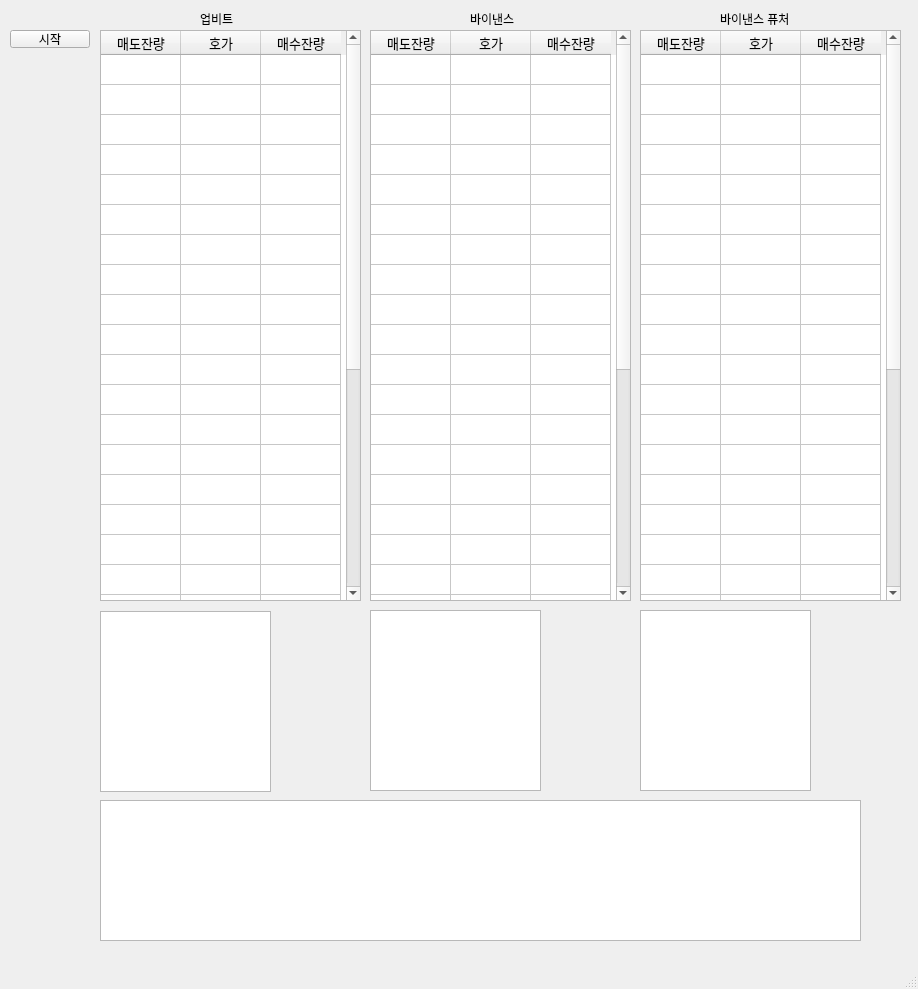
Old version of the form CDlgMain.ui in the repository marshallslee/cryptocurrency-quotes.
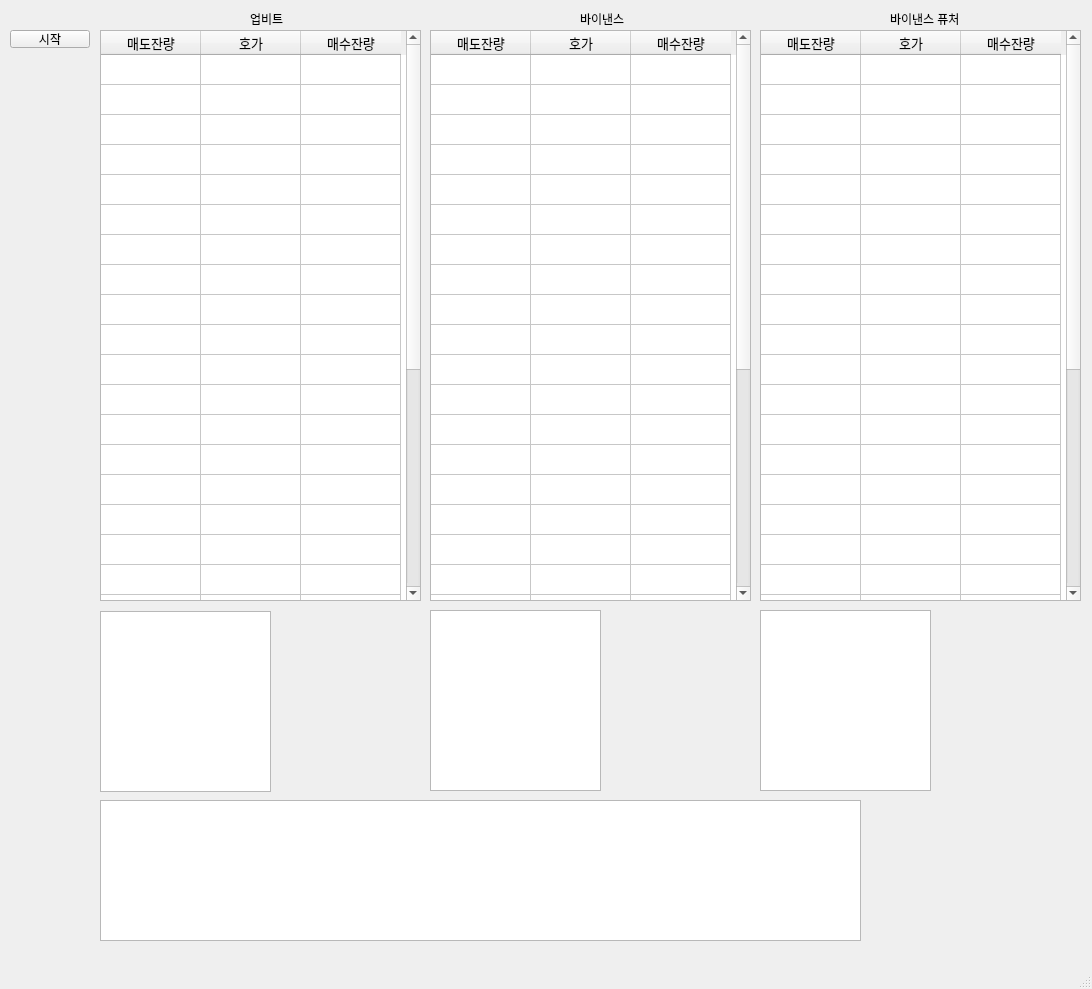
New version of the form.

Commit message: 호가창 각 컬럼 너비를 늘림

What changed in the file:
```diff
--- a/CDlgMain.ui
+++ b/CDlgMain.ui
@@ -6,7 +6,7 @@
    <rect>
     <x>0</x>
     <y>0</y>
-    <width>918</width>
+    <width>1092</width>
     <height>989</height>
    </rect>
   </property>
@@ -42,7 +42,7 @@
      <rect>
       <x>100</x>
       <y>30</y>
-      <width>261</width>
+      <width>321</width>
       <height>571</height>
      </rect>
     </property>
@@ -57,8 +57,11 @@
     <attribute name="horizontalHeaderVisible">
      <bool>true</bool>
     </attribute>
+    <attribute name="horizontalHeaderMinimumSectionSize">
+     <number>100</number>
+    </attribute>
     <attribute name="horizontalHeaderDefaultSectionSize">
-     <number>80</number>
+     <number>100</number>
     </attribute>
     <attribute name="verticalHeaderVisible">
      <bool>false</bool>
@@ -112,9 +115,9 @@
    <widget class="QTableWidget" name="tBinancePrice">
     <property name="geometry">
      <rect>
-      <x>370</x>
+      <x>430</x>
       <y>30</y>
-      <width>261</width>
+      <width>321</width>
       <height>571</height>
      </rect>
     </property>
@@ -126,8 +129,11 @@
     <property name="rowCount">
      <number>30</number>
     </property>
+    <attribute name="horizontalHeaderMinimumSectionSize">
+     <number>100</number>
+    </attribute>
     <attribute name="horizontalHeaderDefaultSectionSize">
-     <number>80</number>
+     <number>100</number>
     </attribute>
     <attribute name="verticalHeaderVisible">
      <bool>false</bool>
@@ -181,7 +187,7 @@
    <widget class="QLabel" name="label">
     <property name="geometry">
      <rect>
-      <x>200</x>
+      <x>250</x>
       <y>10</y>
       <width>67</width>
       <height>17</height>
@@ -194,7 +200,7 @@
    <widget class="QLabel" name="label_2">
     <property name="geometry">
      <rect>
-      <x>470</x>
+      <x>580</x>
       <y>10</y>
       <width>67</width>
       <height>17</height>
@@ -207,9 +213,9 @@
    <widget class="QTableWidget" name="tBinanceFuturesPrice">
     <property name="geometry">
      <rect>
-      <x>640</x>
+      <x>760</x>
       <y>30</y>
-      <width>261</width>
+      <width>321</width>
       <height>571</height>
      </rect>
     </property>
@@ -221,8 +227,11 @@
     <property name="rowCount">
      <number>30</number>
     </property>
+    <attribute name="horizontalHeaderMinimumSectionSize">
+     <number>100</number>
+    </attribute>
     <attribute name="horizontalHeaderDefaultSectionSize">
-     <number>80</number>
+     <number>100</number>
     </attribute>
     <attribute name="verticalHeaderVisible">
      <bool>false</bool>
@@ -276,7 +285,7 @@
    <widget class="QLabel" name="label_3">
     <property name="geometry">
      <rect>
-      <x>720</x>
+      <x>890</x>
       <y>10</y>
       <width>91</width>
       <height>17</height>
@@ -304,7 +313,7 @@
    <widget class="QListWidget" name="binancePairList">
     <property name="geometry">
      <rect>
-      <x>370</x>
+      <x>430</x>
       <y>610</y>
       <width>171</width>
       <height>181</height>
@@ -314,7 +323,7 @@
    <widget class="QListWidget" name="binanceFuturesPairList">
     <property name="geometry">
      <rect>
-      <x>640</x>
+      <x>760</x>
       <y>610</y>
       <width>171</width>
       <height>181</height>
```
Left out of the diff: 2 changed lines with no effect on the pictures.
